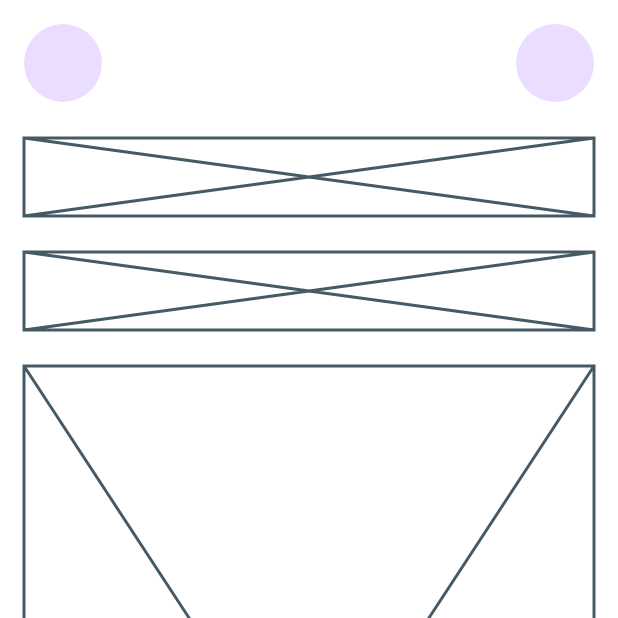
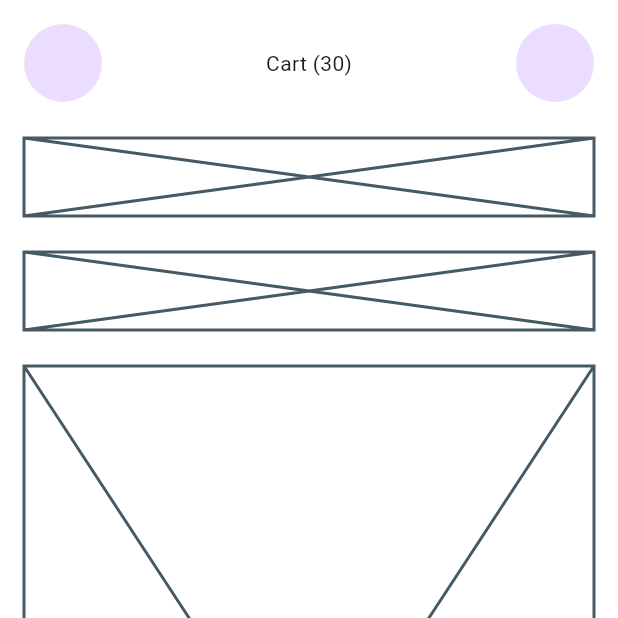
Before and after one commit to JAICHANGPARK/flutter_notebook_chapter_43, a Flutter app: the MarketplaceCartPage screen opened directly, on a phone screen of 412 x 824 dp, the top half of it. Run offline on Flutter 3.47's test engine with Material 3 defaults, Android fonts, the phone set to English and light mode, and no system bars; our stand-ins replace gap, hugeicons.

Commit message:
Update marketplace_cart_page.dart

```diff
--- a/lib/ep2168_marketplace_app/ui/marketplace_cart_page.dart
+++ b/lib/ep2168_marketplace_app/ui/marketplace_cart_page.dart
@@ -32,7 +32,9 @@ class _MarketplaceCartPageState extends State<MarketplaceCartPage> {
                           child: Text.rich(
                             TextSpan(
                               children: [
-                                TextSpan()
+                                TextSpan(text: "Cart"),
+                                TextSpan(text: " (30)"),
+
                               ],
                             ),
                           ),
```
